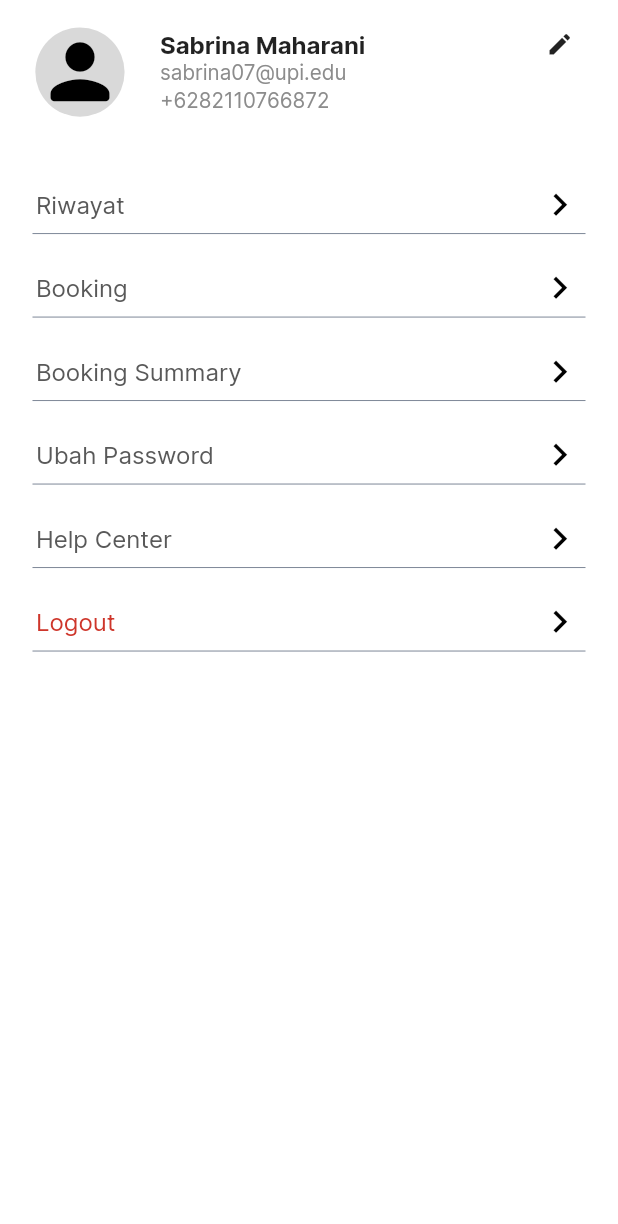
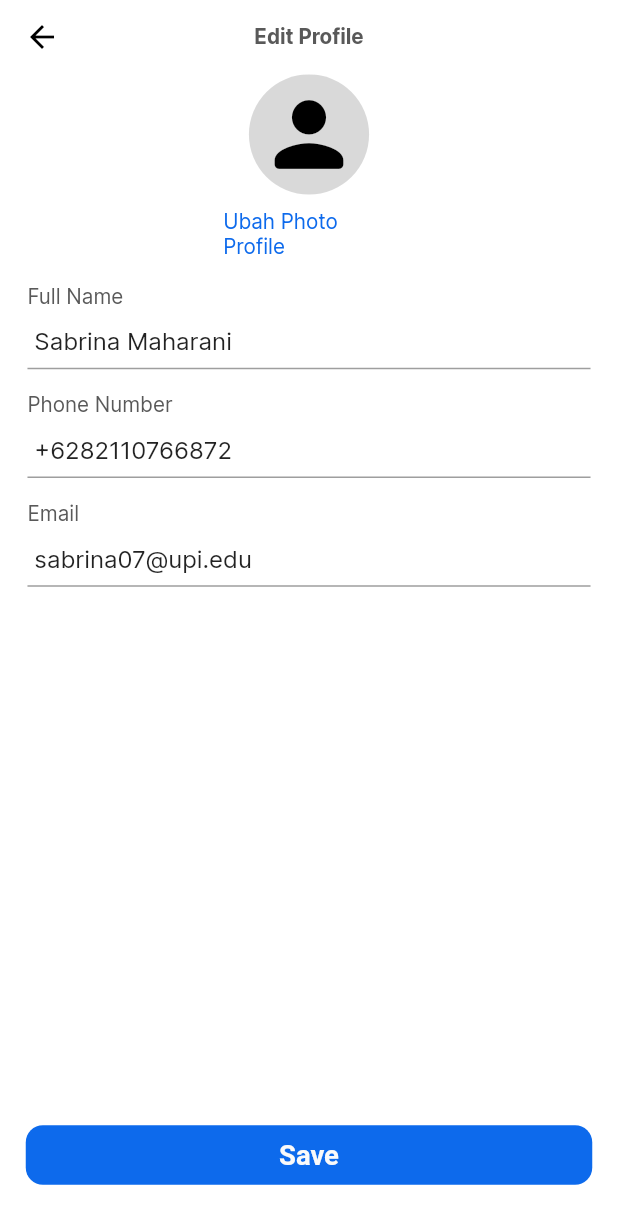
Before and after one commit to Office-Booking-Capstone-Kelompok-8/Office-Booking-Flutter, a Flutter app: the ProfilePage screen opened directly, after a tap on the "edit" icon, on a phone screen of 412 x 824 dp. Shown: the top 1224 px of the screen. Run offline on Flutter 3.47's test engine with Material 2 defaults, Android fonts, the phone set to English and light mode, and no system bars; our stand-ins replace dio, flutter_screenutil, flutter_smart_dialog.

Commit message:
add edit profile page

```diff
--- a/lib/main.dart
+++ b/lib/main.dart
@@ -2,6 +2,7 @@ import 'package:flutter/material.dart';
 import 'package:flutter/services.dart';
 import 'package:flutter_screenutil/flutter_screenutil.dart';
 import 'package:flutter_smart_dialog/flutter_smart_dialog.dart';
+import 'package:office_booking_app/screen/edit_profile/edit_profile_page.dart';
 import 'package:office_booking_app/screen/onboard/onboard_page.dart';
 import 'provider/onboard_provider.dart';
 import 'screen/navbar/navbar.dart';
@@ -46,6 +47,7 @@ class MyApp extends StatelessWidget {
             '/register': (context) => const RegisterPage(),
             '/navbar': (context) => const Navbar(),
             '/onboard': (context) => const OnboardPage(),
+            '/edit-profile': (context) => const EditProfile(),
           },
           initialRoute: '/onboard',
           theme: ThemeData(
--- /dev/null
+++ b/lib/screen/edit_profile/edit_profile_page.dart
@@ -0,0 +1,120 @@
+import 'package:flutter/material.dart';
+import 'package:flutter_screenutil/flutter_screenutil.dart';
+import 'package:office_booking_app/screen/components/appbar_component.dart';
+import 'package:office_booking_app/screen/components/button_component.dart';
+
+import '../../utils/constant/app_colors.dart';
+import '../../utils/constant/app_text_style.dart';
+import '../components/form_component.dart';
+
+class EditProfile extends StatefulWidget {
+  const EditProfile({super.key});
+
+  @override
+  State<EditProfile> createState() => _EditProfileState();
+}
+
+class _EditProfileState extends State<EditProfile> {
+  late TextEditingController _emailController;
+  late TextEditingController _nameController;
+  late TextEditingController _phoneController;
+
+  @override
+  void initState() {
+    _emailController = TextEditingController();
+    _nameController = TextEditingController();
+    _phoneController = TextEditingController();
+    super.initState();
+  }
+
+  @override
+  Widget build(BuildContext context) {
+    _nameController.text = 'Sabrina Maharani';
+    _phoneController.text = '+6282110766872';
+    _emailController.text = 'sabrina07@upi.edu';
+    return Scaffold(
+      floatingActionButtonLocation: FloatingActionButtonLocation.centerDocked,
+      floatingActionButton: Container(
+        padding: const EdgeInsets.only(bottom: 30),
+        child: ButtonComponent(
+            onPress: () {},
+            textButton: 'Save',
+            buttonHeight: 40.h,
+            buttonWidth: 330.w),
+      ),
+      appBar: const AppbarComponent(title: 'Edit Profile'),
+      body: SingleChildScrollView(
+          child: Padding(
+        padding: EdgeInsets.symmetric(horizontal: 16.w),
+        child: Column(
+          crossAxisAlignment: CrossAxisAlignment.start,
+          children: [
+            Center(
+              child: SizedBox(
+                // height: 85.h,
+                width: 100.w,
+                child: Column(
+                  children: [
+                    CircleAvatar(
+                      radius: 35.w,
+                      backgroundColor: AppColors.bg1,
+                      foregroundColor: Colors.black,
+                      child: Icon(
+                        Icons.person_rounded,
+                        size: 60.w,
+                      ),
+                    ),
+                    SizedBox(
+                      height: 10.h,
+                    ),
+                    Text(
+                      'Ubah Photo Profile',
+                      style:
+                          TextStyle(color: AppColors.primary4, fontSize: 12.sp),
+                    )
+                  ],
+                ),
+              ),
+            ),
+            SizedBox(
+              height: 16.h,
+            ),
+            Text(
+              'Full Name',
+              style: formTop,
+            ),
+            FormComponent(
+              controller: _nameController,
+              formHeight: 40.h,
+              formWidth: 328.w,
+            ),
+            SizedBox(
+              height: 16.h,
+            ),
+            Text(
+              'Phone Number',
+              style: formTop,
+            ),
+            FormComponent(
+              controller: _phoneController,
+              formHeight: 40.h,
+              formWidth: 328.w,
+            ),
+            SizedBox(
+              height: 16.h,
+            ),
+            Text(
+              'Email',
+              style: formTop,
+            ),
+            FormComponent(
+              controller: _emailController,
+              formHeight: 40.h,
+              formWidth: 328.w,
+            ),
+          ],
+        ),
+      )),
+    );
+  }
+}
--- a/lib/screen/navbar/profile_page.dart
+++ b/lib/screen/navbar/profile_page.dart
@@ -49,7 +49,9 @@ class _ProfilePageState extends State<ProfilePage> {
                             ),
                             InkWell(
                               splashFactory: NoSplash.splashFactory,
-                              onTap: () {},
+                              onTap: () {
+                                Navigator.pushNamed(context, '/edit-profile');
+                              },
                               child: Container(
                                 margin: EdgeInsets.only(right: 10.w),
                                 child: Icon(
```
